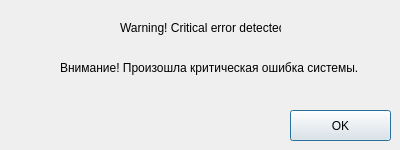
The window that warningwindow.ui (diamond00744/errorflood) describes before a commit, drawn with Qt 5.
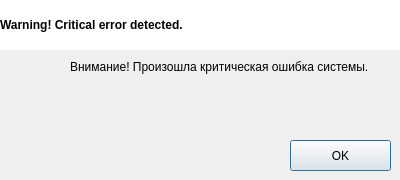
The same window after the commit.

Commit message: Modern UI design

The edit to the form file:
```diff
--- a/warningwindow.ui
+++ b/warningwindow.ui
@@ -7,7 +7,7 @@
     <x>0</x>
     <y>0</y>
     <width>400</width>
-    <height>150</height>
+    <height>180</height>
    </rect>
   </property>
   <property name="sizePolicy">
@@ -19,13 +19,13 @@
   <property name="minimumSize">
    <size>
     <width>400</width>
-    <height>150</height>
+    <height>180</height>
    </size>
   </property>
   <property name="maximumSize">
    <size>
     <width>400</width>
-    <height>150</height>
+    <height>180</height>
    </size>
   </property>
   <property name="windowTitle">
@@ -34,21 +34,27 @@
   <widget class="QLabel" name="text">
    <property name="geometry">
     <rect>
-     <x>60</x>
+     <x>70</x>
      <y>60</y>
-     <width>311</width>
-     <height>16</height>
+     <width>321</width>
+     <height>71</height>
     </rect>
    </property>
    <property name="text">
     <string>Внимание! Произошла критическая ошибка системы.</string>
    </property>
+   <property name="alignment">
+    <set>Qt::AlignLeading|Qt::AlignLeft|Qt::AlignTop</set>
+   </property>
+   <property name="wordWrap">
+    <bool>true</bool>
+   </property>
   </widget>
   <widget class="QPushButton" name="btnOK">
    <property name="geometry">
     <rect>
      <x>290</x>
-     <y>110</y>
+     <y>140</y>
      <width>101</width>
      <height>31</height>
     </rect>
@@ -60,14 +66,57 @@
   <widget class="QLabel" name="title">
    <property name="geometry">
     <rect>
-     <x>120</x>
-     <y>20</y>
-     <width>161</width>
-     <height>16</height>
+     <x>0</x>
+     <y>0</y>
+     <width>400</width>
+     <height>50</height>
     </rect>
    </property>
+   <property name="font">
+    <font>
+     <weight>75</weight>
+     <bold>true</bold>
+    </font>
+   </property>
+   <property name="autoFillBackground">
+    <bool>false</bool>
+   </property>
+   <property name="styleSheet">
+    <string notr="true">background-color: rgb(255, 255, 255);</string>
+   </property>
    <property name="text">
     <string>Warning! Critical error detected.</string>
+   </property>
+   <property name="margin">
+    <number>10</number>
+   </property>
+  </widget>
+  <widget class="QLabel" name="icon">
+   <property name="geometry">
+    <rect>
+     <x>10</x>
+     <y>60</y>
+     <width>48</width>
+     <height>48</height>
+    </rect>
+   </property>
+   <property name="minimumSize">
+    <size>
+     <width>48</width>
+     <height>48</height>
+    </size>
+   </property>
+   <property name="maximumSize">
+    <size>
+     <width>48</width>
+     <height>48</height>
+    </size>
+   </property>
+   <property name="text">
+    <string/>
+   </property>
+   <property name="alignment">
+    <set>Qt::AlignCenter</set>
    </property>
   </widget>
  </widget>
```
